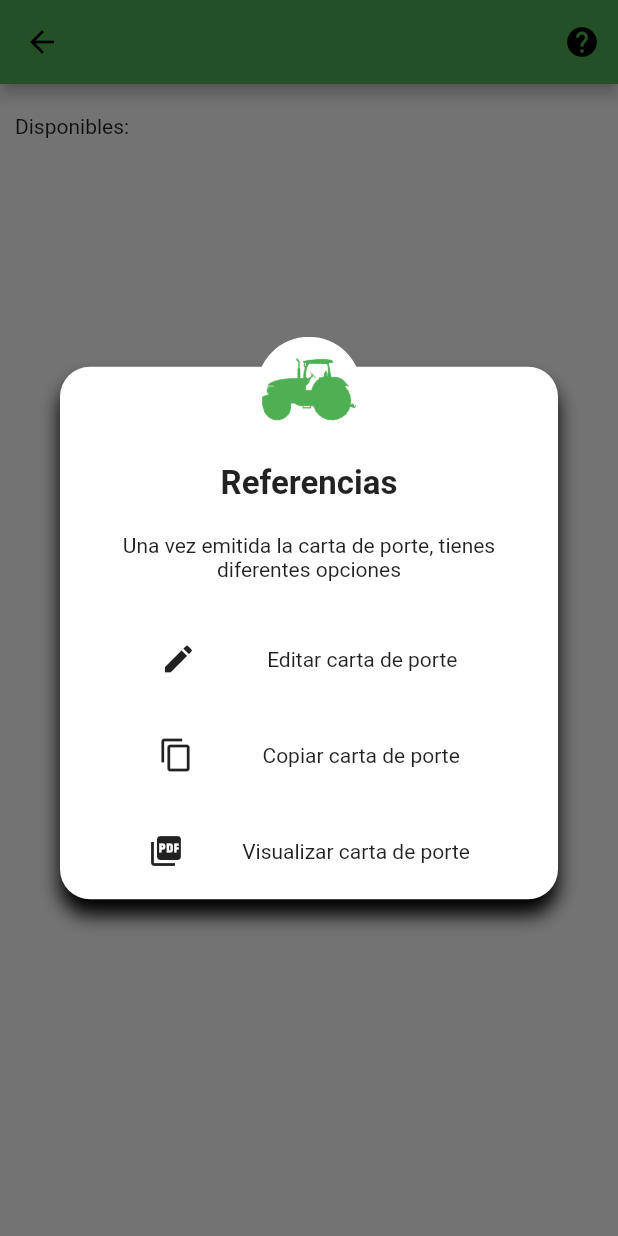
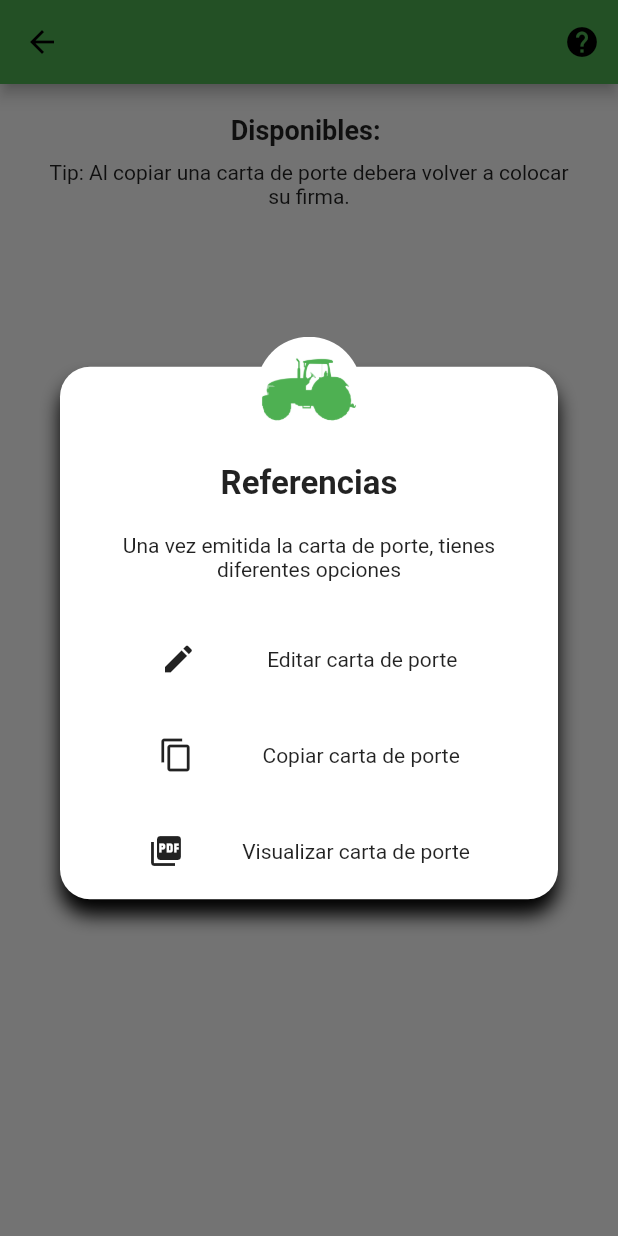
Before and after one commit to HoltzTomas/CDPAPP, a Flutter app: the PdfScreen screen opened directly with empty values, after a tap on the "help" icon, on a phone screen of 412 x 824 dp. Run offline on Flutter 3.47's test engine with Material 2 defaults, Android fonts, the phone set to English and light mode, and no system bars; our stand-ins replace cloud_firestore, connectivity, easy_splash_screen, file_picker, firebase_auth, firebase_core and 5 more; missing offline and left inert: syncfusion_flutter_pdf, syncfusion_flutter_signaturepad; accounts and stored records are empty.

```diff
--- a/cdp_app/lib/PDF/ui/screens/PdfScreen/pdf_screen.dart
+++ b/cdp_app/lib/PDF/ui/screens/PdfScreen/pdf_screen.dart
@@ -33,12 +33,13 @@ class PdfScreen extends StatelessWidget {
           case ConnectionState.active:
           case ConnectionState.done:
             return SingleChildScrollView(
-              child: Column(
-                children: cdpCloudRepository.buildCDPs(
+              child: Column(children: [
+                ...cdpCloudRepository.buildCDPs(
                   list: snapshot.data!.docs,
                   userFile: userFile,
                 ),
-              ),
+                const SizedBox(height: defaultPadding * 2),
+              ]),
             );
         }
       },
@@ -63,7 +64,10 @@ class PdfScreen extends StatelessWidget {
             return const Center(child: CircularProgressIndicator());
           case ConnectionState.active:
           case ConnectionState.done:
-            return Text("Disponibles: ${snapshot.data!.get('availableCDPs').toString()}");
+            return Text(
+              "Disponibles: ${snapshot.data!.get('availableCDPs').toString()}",
+              style: const TextStyle(fontWeight: FontWeight.bold, fontSize: 18),
+            );
         }
       },
     );
@@ -86,7 +90,8 @@ class PdfScreen extends StatelessWidget {
             )
           ],
         ),
-        body: Container(
+        body: SingleChildScrollView(
+          child: Container(
             margin: const EdgeInsets.symmetric(horizontal: defaultPadding / 2),
             child: Column(
               children: [
@@ -94,10 +99,20 @@ class PdfScreen extends StatelessWidget {
                   margin: const EdgeInsets.only(top: defaultPadding),
                   child: avaiblesText(),
                 ),
+                Container(
+                  margin: const EdgeInsets.symmetric(
+                      horizontal: defaultPadding, vertical: defaultPadding / 2),
+                  child: const Text(
+                    "Tip: Al copiar una carta de porte debera volver a colocar su firma.",
+                    textAlign: TextAlign.center,
+                  ),
+                ),
                 emitedCdpsList(),
               ],
             ),
           ),
+        ),
+        floatingActionButtonLocation: FloatingActionButtonLocation.centerFloat,
         floatingActionButton: userFile.availableCDPs > 0
             ? EmitirCdpFAB(
                 selectedFile: userFile,
--- a/cdp_app/lib/main.dart
+++ b/cdp_app/lib/main.dart
@@ -1,3 +1,4 @@
+import 'package:cdp_app/Company/ui/screens/VerifyEmailScreen/verify_email_screen.dart';
 import 'package:cdp_app/splashscreen_page.dart';
 import 'package:firebase_core/firebase_core.dart';
 import 'package:flutter/material.dart';
```
Also changed, not shown: cdp_app/lib/Company/ui/screens/VerifyEmailScreen/verify_email_screen.dart (+3 -6 lines), cdp_app/lib/Company/ui/screens/VerifyEmailScreen/widgets/cancel_verification_button.dart (+60 -8 lines), cdp_app/lib/PDF/ui/screens/PdfScreen/widgets/emitir_cdp_fab.dart (+15 -4 lines). Lines whose indentation alone changed are shown as unchanged.
